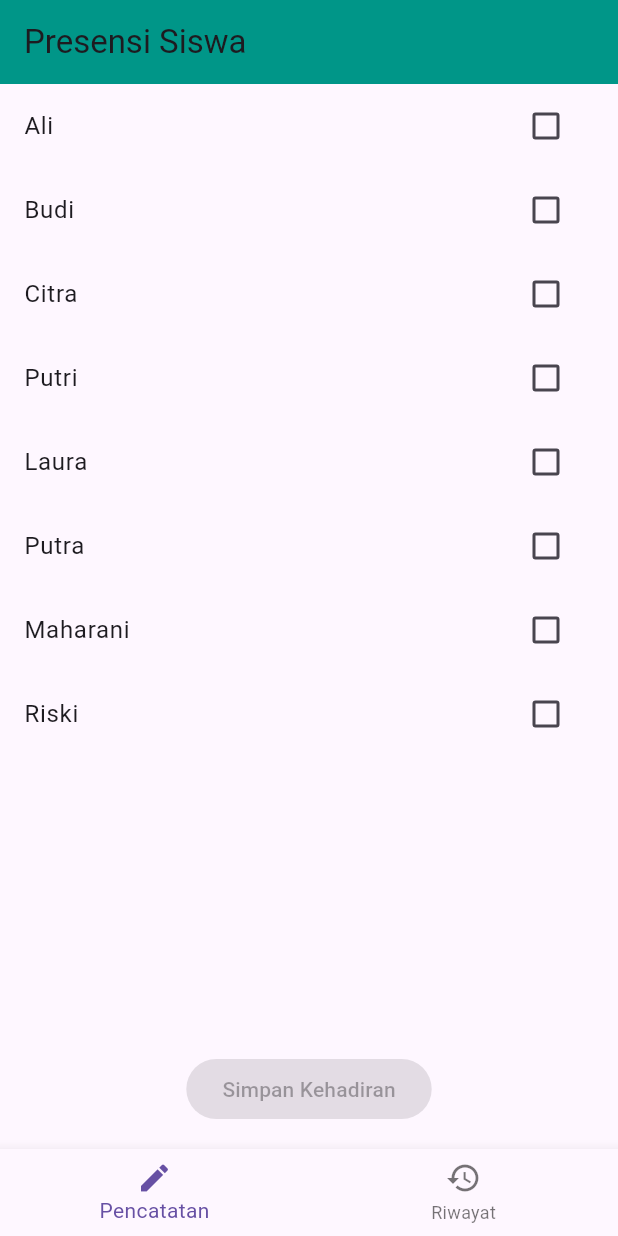
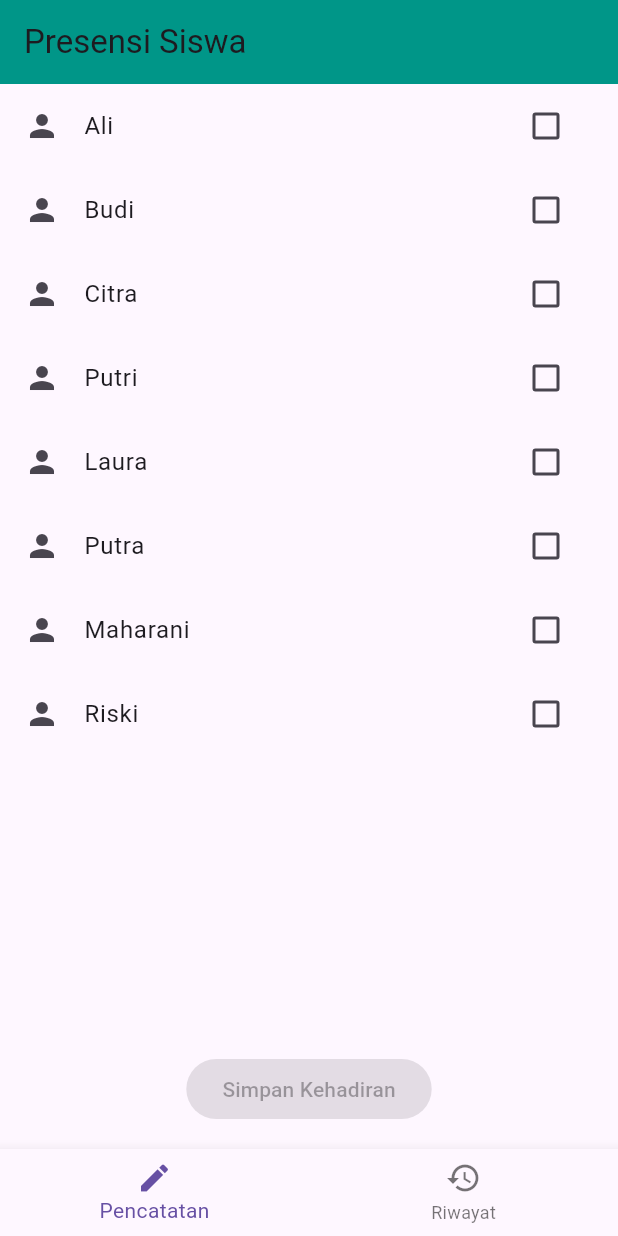
Before and after one commit to shintayl9/aplikasi_monitoring_kehadiran_siswa, a Flutter app: the screen it shows after launch, on a phone screen of 412 x 824 dp. Run offline on Flutter 3.47's test engine with Material 3 defaults, Android fonts, the phone set to English and light mode, and no system bars.

Commit message:
update icon

```diff
--- a/lib/provider/presence_provider.dart
+++ b/lib/provider/presence_provider.dart
@@ -2,14 +2,14 @@ import 'package:flutter/material.dart';
 
 class AttendanceProvider extends ChangeNotifier {
   final List<Map<String, dynamic>> _students = [
-    {'name': 'Ali', 'isPresent': false},
-    {'name': 'Budi', 'isPresent': false},
-    {'name': 'Citra', 'isPresent': false},
-    {'name': 'Putri', 'isPresent': false},
-    {'name': 'Laura', 'isPresent': false},
-    {'name': 'Putra', 'isPresent': false},
-    {'name': 'Maharani', 'isPresent': false},
-    {'name': 'Riski', 'isPresent': false},
+    {'name': 'Ali', 'isPresent': false, 'icon': Icons.person},
+    {'name': 'Budi', 'isPresent': false, 'icon': Icons.person},
+    {'name': 'Citra', 'isPresent': false, 'icon': Icons.person},
+    {'name': 'Putri', 'isPresent': false, 'icon': Icons.person},
+    {'name': 'Laura', 'isPresent': false, 'icon': Icons.person},
+    {'name': 'Putra', 'isPresent': false, 'icon': Icons.person},
+    {'name': 'Maharani', 'isPresent': false, 'icon': Icons.person},
+    {'name': 'Riski', 'isPresent': false, 'icon': Icons.person},
   ];
 
   final List<Map<String, dynamic>> _history = [];
--- a/lib/views/presence_screen.dart
+++ b/lib/views/presence_screen.dart
@@ -25,6 +25,7 @@ class _AttendanceScreenState extends State<AttendanceScreen> {
               itemBuilder: (context, index) {
                 final student = attendanceProvider.students[index];
                 return ListTile(
+                  leading: Icon(student['icon'] ?? Icons.person),
                   title: Text(student['name']),
                   trailing: Checkbox(
                     value: student['isPresent'],
@@ -41,7 +42,7 @@ class _AttendanceScreenState extends State<AttendanceScreen> {
               onPressed: attendanceProvider.students.any((s) => s['isPresent'])
                   ? () => attendanceProvider.saveAttendance()
                   : null,
-              child: const Text('Simpan Kehadiran'), // tombol.
+              child: const Text('Simpan Kehadiran'),
             ),
           )
         ],
```
